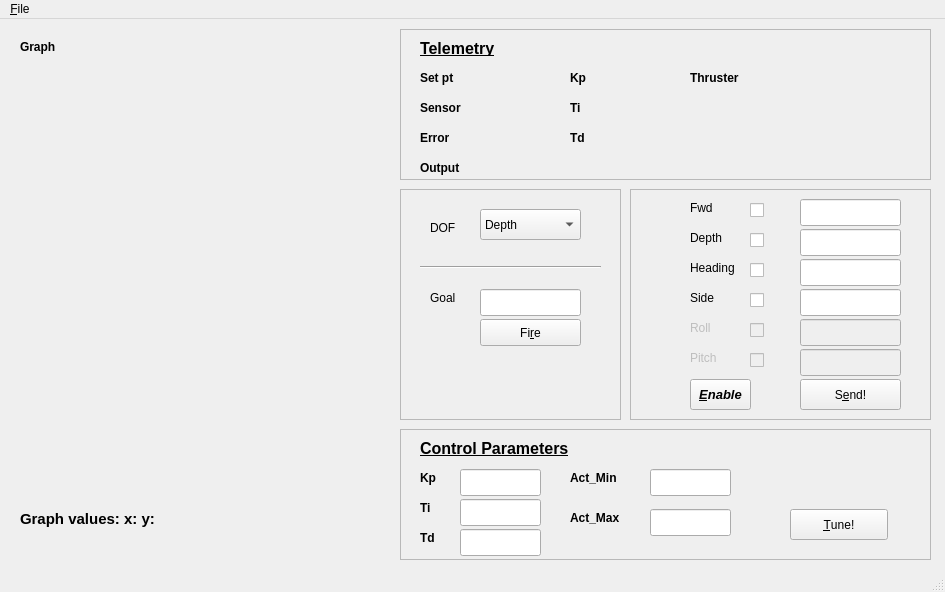
Old version of the form src/gui/ControlUI.ui in the repository silverbullet1/bbauv.
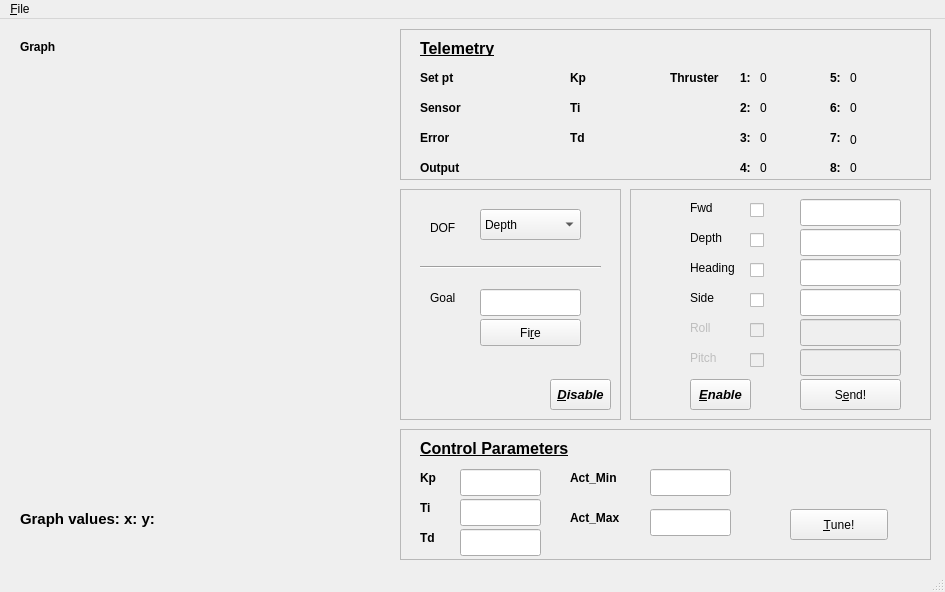
New version of the form. Custom widgets are drawn as their Qt base class.

Commit message: Add disable all dofs feature

Patch:
```diff
--- a/src/gui/ControlUI.ui
+++ b/src/gui/ControlUI.ui
@@ -123,7 +123,7 @@
       <rect>
        <x>170</x>
        <y>40</y>
-       <width>51</width>
+       <width>21</width>
        <height>17</height>
       </rect>
      </property>
@@ -142,7 +142,7 @@
       <rect>
        <x>170</x>
        <y>70</y>
-       <width>51</width>
+       <width>21</width>
        <height>17</height>
       </rect>
      </property>
@@ -161,7 +161,7 @@
       <rect>
        <x>170</x>
        <y>100</y>
-       <width>51</width>
+       <width>21</width>
        <height>17</height>
       </rect>
      </property>
@@ -197,7 +197,7 @@
     <widget class="QLabel" name="thruster_label">
      <property name="geometry">
       <rect>
-       <x>290</x>
+       <x>270</x>
        <y>40</y>
        <width>61</width>
        <height>17</height>
@@ -255,7 +255,7 @@
     <widget class="QLabel" name="KP_val">
      <property name="geometry">
       <rect>
-       <x>210</x>
+       <x>200</x>
        <y>40</y>
        <width>66</width>
        <height>17</height>
@@ -268,7 +268,7 @@
     <widget class="QLabel" name="KI_val">
      <property name="geometry">
       <rect>
-       <x>210</x>
+       <x>200</x>
        <y>70</y>
        <width>66</width>
        <height>17</height>
@@ -281,7 +281,7 @@
     <widget class="QLabel" name="KD_val">
      <property name="geometry">
       <rect>
-       <x>210</x>
+       <x>200</x>
        <y>100</y>
        <width>66</width>
        <height>17</height>
@@ -307,14 +307,14 @@
     <widget class="QLabel" name="thruster_val_1">
      <property name="geometry">
       <rect>
-       <x>370</x>
+       <x>360</x>
        <y>40</y>
        <width>66</width>
        <height>17</height>
       </rect>
      </property>
      <property name="text">
-      <string/>
+      <string>0</string>
      </property>
     </widget>
     <widget class="QLabel" name="telemetry_label">
@@ -342,92 +342,244 @@
     <widget class="QLabel" name="thruster_val_2">
      <property name="geometry">
       <rect>
-       <x>370</x>
+       <x>360</x>
        <y>70</y>
        <width>66</width>
        <height>17</height>
       </rect>
      </property>
      <property name="text">
-      <string/>
+      <string>0</string>
      </property>
     </widget>
     <widget class="QLabel" name="thruster_val_3">
      <property name="geometry">
       <rect>
-       <x>370</x>
+       <x>360</x>
        <y>100</y>
        <width>66</width>
        <height>17</height>
       </rect>
      </property>
      <property name="text">
-      <string/>
+      <string>0</string>
      </property>
     </widget>
     <widget class="QLabel" name="thruster_val_4">
      <property name="geometry">
       <rect>
-       <x>370</x>
+       <x>360</x>
        <y>130</y>
        <width>66</width>
        <height>17</height>
       </rect>
      </property>
      <property name="text">
-      <string/>
+      <string>0</string>
      </property>
     </widget>
     <widget class="QLabel" name="thruster_val_8">
      <property name="geometry">
       <rect>
        <x>450</x>
-       <y>40</y>
+       <y>130</y>
        <width>66</width>
        <height>17</height>
       </rect>
      </property>
      <property name="text">
-      <string/>
+      <string>0</string>
      </property>
     </widget>
     <widget class="QLabel" name="thruster_val_6">
      <property name="geometry">
       <rect>
        <x>450</x>
-       <y>130</y>
+       <y>70</y>
        <width>66</width>
        <height>17</height>
       </rect>
      </property>
      <property name="text">
-      <string/>
+      <string>0</string>
      </property>
     </widget>
     <widget class="QLabel" name="thruster_val_7">
      <property name="geometry">
       <rect>
        <x>450</x>
-       <y>70</y>
+       <y>100</y>
        <width>71</width>
        <height>21</height>
       </rect>
      </property>
      <property name="text">
-      <string/>
+      <string>0</string>
      </property>
     </widget>
     <widget class="QLabel" name="thruster_val_5">
      <property name="geometry">
       <rect>
        <x>450</x>
-       <y>100</y>
+       <y>40</y>
        <width>66</width>
        <height>17</height>
       </rect>
      </property>
      <property name="text">
-      <string/>
+      <string>0</string>
+     </property>
+    </widget>
+    <widget class="QLabel" name="thruster_label_2">
+     <property name="geometry">
+      <rect>
+       <x>340</x>
+       <y>40</y>
+       <width>21</width>
+       <height>17</height>
+      </rect>
+     </property>
+     <property name="font">
+      <font>
+       <weight>75</weight>
+       <bold>true</bold>
+      </font>
+     </property>
+     <property name="text">
+      <string>1:</string>
+     </property>
+    </widget>
+    <widget class="QLabel" name="thruster_label_3">
+     <property name="geometry">
+      <rect>
+       <x>340</x>
+       <y>70</y>
+       <width>21</width>
+       <height>17</height>
+      </rect>
+     </property>
+     <property name="font">
+      <font>
+       <weight>75</weight>
+       <bold>true</bold>
+      </font>
+     </property>
+     <property name="text">
+      <string>2:</string>
+     </property>
+    </widget>
+    <widget class="QLabel" name="thruster_label_4">
+     <property name="geometry">
+      <rect>
+       <x>340</x>
+       <y>100</y>
+       <width>21</width>
+       <height>17</height>
+      </rect>
+     </property>
+     <property name="font">
+      <font>
+       <weight>75</weight>
+       <bold>true</bold>
+      </font>
+     </property>
+     <property name="text">
+      <string>3:</string>
+     </property>
+    </widget>
+    <widget class="QLabel" name="thruster_label_5">
+     <property name="geometry">
+      <rect>
+       <x>340</x>
+       <y>130</y>
+       <width>21</width>
+       <height>17</height>
+      </rect>
+     </property>
+     <property name="font">
+      <font>
+       <weight>75</weight>
+       <bold>true</bold>
+      </font>
+     </property>
+     <property name="text">
+      <string>4:</string>
+     </property>
+    </widget>
+    <widget class="QLabel" name="thruster_label_6">
+     <property name="geometry">
+      <rect>
+       <x>430</x>
+       <y>40</y>
+       <width>21</width>
+       <height>17</height>
+      </rect>
+     </property>
+     <property name="font">
+      <font>
+       <weight>75</weight>
+       <bold>true</bold>
+      </font>
+     </property>
+     <property name="text">
+      <string>5:</string>
+     </property>
+    </widget>
+    <widget class="QLabel" name="thruster_label_7">
+     <property name="geometry">
+      <rect>
+       <x>430</x>
+       <y>70</y>
+       <width>21</width>
+       <height>17</height>
+      </rect>
+     </property>
+     <property name="font">
+      <font>
+       <weight>75</weight>
+       <bold>true</bold>
+      </font>
+     </property>
+     <property name="text">
+      <string>6:</string>
+     </property>
+    </widget>
+    <widget class="QLabel" name="thruster_label_8">
+     <property name="geometry">
+      <rect>
+       <x>430</x>
+       <y>100</y>
+       <width>21</width>
+       <height>17</height>
+      </rect>
+     </property>
+     <property name="font">
+      <font>
+       <weight>75</weight>
+       <bold>true</bold>
+      </font>
+     </property>
+     <property name="text">
+      <string>7:</string>
+     </property>
+    </widget>
+    <widget class="QLabel" name="thruster_label_9">
+     <property name="geometry">
+      <rect>
+       <x>430</x>
+       <y>130</y>
+       <width>21</width>
+       <height>17</height>
+      </rect>
+     </property>
+     <property name="font">
+      <font>
+       <weight>75</weight>
+       <bold>true</bold>
+      </font>
+     </property>
+     <property name="text">
+      <string>8:</string>
      </property>
     </widget>
    </widget>
@@ -1063,6 +1215,30 @@
       <enum>Qt::Horizontal</enum>
      </property>
     </widget>
+    <widget class="QPushButton" name="disableButton">
+     <property name="geometry">
+      <rect>
+       <x>150</x>
+       <y>190</y>
+       <width>61</width>
+       <height>31</height>
+      </rect>
+     </property>
+     <property name="font">
+      <font>
+       <pointsize>10</pointsize>
+       <weight>75</weight>
+       <italic>true</italic>
+       <bold>true</bold>
+      </font>
+     </property>
+     <property name="text">
+      <string>&amp;Disable</string>
+     </property>
+     <property name="shortcut">
+      <string>Ctrl+E</string>
+     </property>
+    </widget>
    </widget>
    <zorder>frame</zorder>
    <zorder>horizontalLayoutWidget</zorder>
```
The commit also changes 2 other files.
